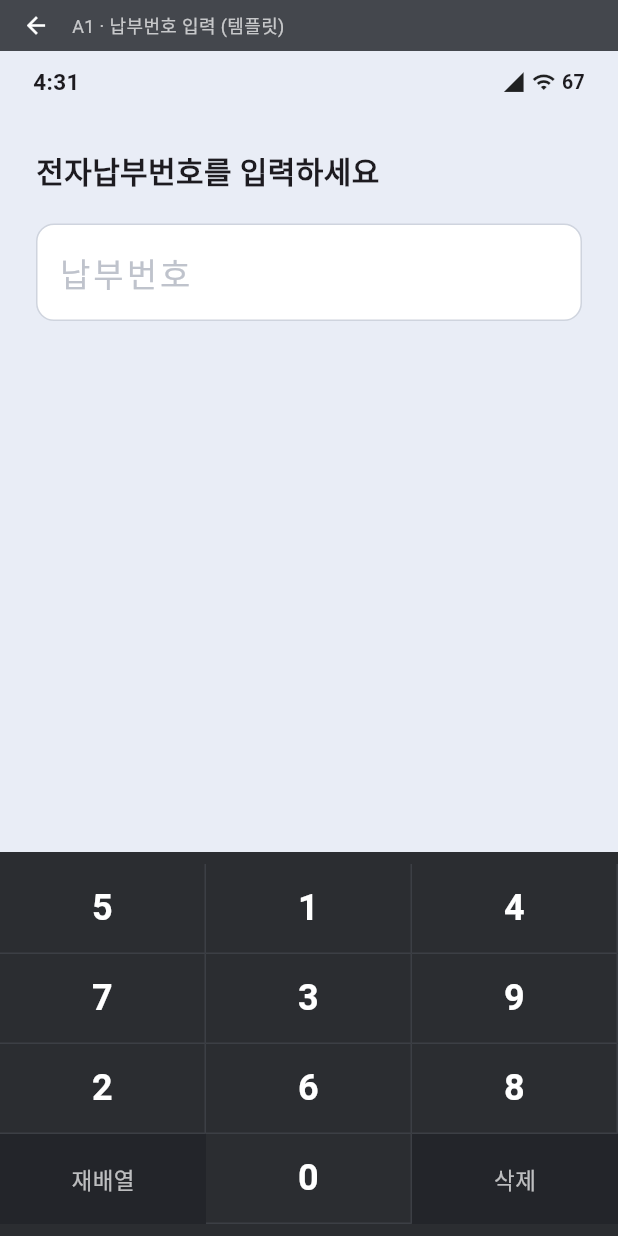
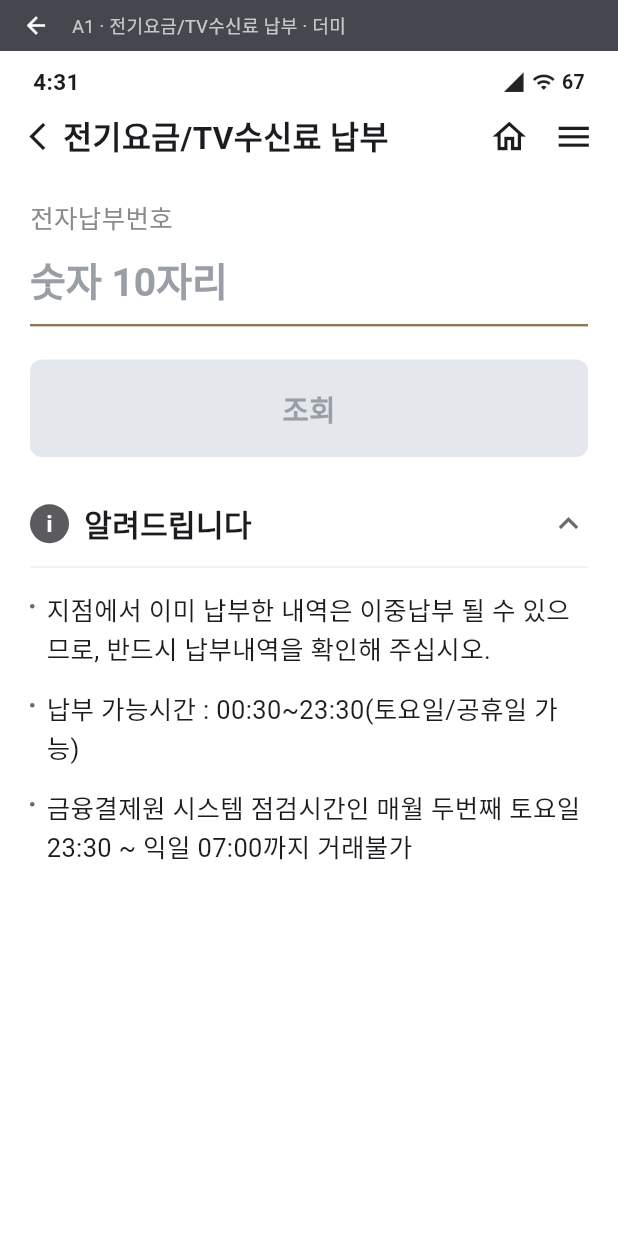
Before and after one commit to xihyeeoon/senior-ui-dummy-app, a Flutter app: the A1BillInput screen opened directly, on a phone screen of 412 x 824 dp. Run offline on Flutter 3.47's test engine with Material 3 defaults, Android fonts, the phone set to English and light mode, and no system bars.

Commit message:
과제1 공과금: 납부/조회 메인 + 전기요금 전자납부번호 입력
근거: docs/screenshots/a1/02_bill_type/ (메인 2장, 세부 1장)

- '공과금 종류 선택'은 별도 화면이 아니라 메인의 세금(9종)/생활공과금(6종) 그리드였다.
- a1_bill_input: 기존 템플릿이 추측이었고 실제와 달라 캡처 기준으로 재작성.
  앱바 제목·밑줄 입력란·[조회]·알려드립니다 안내를 캡처대로 맞춤.
- 캡처의 실명은 더미(홍길동님)로 치환.
- [조회] 이후(확인→인증→완료)는 실제 고지서가 없어 캡처하지 못했다. 추측 재현 대신 안내만 띄운다.

Co-Authored-By: Claude Opus 4.8 <noreply@anthropic.com>

```diff
--- a/lib/screens/a1_bill_input.dart
+++ b/lib/screens/a1_bill_input.dart
@@ -2,11 +2,22 @@ import 'package:flutter/material.dart';
 
 import '../theme/kb_theme.dart';
 import '../widgets/kb_common.dart';
-import '../widgets/kb_security_keypad.dart';
+import '../widgets/kb_number_keypad.dart';
 
-/// A1 · 공과금 납부번호 입력 (템플릿)
-/// 보안 키패드 컴포넌트를 실제로 사용하는 패턴 화면.
-/// 실제 KB 입력 화면 스크린샷을 받으면 라벨·레이아웃을 정밀 재현할 예정.
+/// A1 · 전기요금/TV수신료 납부 — 전자납부번호 입력
+/// 근거: docs/screenshots/a1/02_bill_type/기본_공과금-세부(1).png
+///
+/// 공과금 납부/조회 > 생활공과금 > 전기/TV 로 진입하는 화면.
+///
+/// [미확인 — 캡처 대기]
+/// 1. 입력란을 탭했을 때 뜨는 키패드를 직접 캡처하지 못했다(캡처는 키패드가 닫힌 상태만).
+///    다만 같은 성격의 숫자 입력인 이체 금액 화면(transfer/기본_이체(2).png)이
+///    **배열이 고정된 일반 키패드**를 쓰므로 [KbNumberKeypad]를 채택한다.
+///    전자납부번호는 비밀번호가 아니라 보안 키패드(숫자 섞임)를 쓸 이유가 없다.
+///    → 근거는 있으나 이 화면 자체의 캡처는 아니므로 확인 시 정정할 것.
+/// 2. [조회] 버튼의 **활성** 상태 색을 알 수 없다(캡처는 비활성만). KB 주색인 노랑으로 둔다.
+/// 3. [조회] 이후 화면(내역 확인 → 인증 → 완료)은 실제 고지서가 없어 캡처하지 못했다.
+///    추측 재현을 하지 않고, 누르면 안내만 띄운다.
 class A1BillInput extends StatefulWidget {
   const A1BillInput({super.key});
 
@@ -15,54 +26,163 @@ class A1BillInput extends StatefulWidget {
 }
 
 class _A1BillInputState extends State<A1BillInput> {
+  static const _maxLen = 10; // 캡처: "숫자 10자리"
+
   String _value = '';
+  bool _keypadOpen = false;
 
-  void _onDigit(String d) => setState(() => _value += d);
-  void _onDelete() =>
-      setState(() => _value = _value.isEmpty ? '' : _value.substring(0, _value.length - 1));
+  bool get _canQuery => _value.length == _maxLen;
+
+  void _onDigit(String d) {
+    // '00' 키가 있어 길이를 넘길 수 있으므로 입력 길이까지 함께 본다.
+    if (_value.length + d.length > _maxLen) return;
+    setState(() => _value += d);
+  }
+
+  void _onDelete() {
+    if (_value.isEmpty) return;
+    setState(() => _value = _value.substring(0, _value.length - 1));
+  }
 
   @override
   Widget build(BuildContext context) {
     return Scaffold(
-      backgroundColor: KbColors.bg,
+      backgroundColor: Colors.white,
       body: Column(
         children: [
-          const KbDevBar(label: 'A1 · 납부번호 입력 (템플릿)'),
+          const KbDevBar(label: 'A1 · 전기요금/TV수신료 납부 · 더미'),
           const KbStatusBar(),
+          const KbAppBar(title: '전기요금/TV수신료 납부'),
           Expanded(
-            child: Padding(
-              padding: const EdgeInsets.all(24),
-              child: Column(
-                crossAxisAlignment: CrossAxisAlignment.start,
-                children: [
-                  const SizedBox(height: 8),
-                  const Text('전자납부번호를 입력하세요',
-                      style: TextStyle(fontSize: 20, fontWeight: FontWeight.w800)),
-                  const SizedBox(height: 20),
-                  Container(
-                    width: double.infinity,
-                    padding: const EdgeInsets.symmetric(vertical: 16, horizontal: 14),
-                    decoration: BoxDecoration(
-                      color: Colors.white,
-                      borderRadius: BorderRadius.circular(12),
-                      border: Border.all(color: KbColors.line),
-                    ),
-                    child: Text(
-                      _value.isEmpty ? '납부번호' : _value,
-                      style: TextStyle(
-                        fontSize: 22,
-                        letterSpacing: 2,
-                        color: _value.isEmpty ? const Color(0xFFBFC3CC) : KbColors.dark,
-                      ),
-                    ),
-                  ),
-                ],
-              ),
+            child: ListView(
+              padding: const EdgeInsets.fromLTRB(20, 14, 20, 20),
+              children: [
+                _field(),
+                const SizedBox(height: 22),
+                _queryButton(),
+                const SizedBox(height: 30),
+                _notice(),
+              ],
             ),
           ),
-          KbSecurityKeypad(onDigit: _onDigit, onDelete: _onDelete),
+          if (_keypadOpen)
+            KbNumberKeypad(onDigit: _onDigit, onDelete: _onDelete),
         ],
       ),
     );
   }
+
+  // ---- 전자납부번호 입력란 (라벨 + 값 + 밑줄) ----
+  Widget _field() {
+    return GestureDetector(
+      behavior: HitTestBehavior.opaque,
+      onTap: () => setState(() => _keypadOpen = true),
+      child: Column(
+        crossAxisAlignment: CrossAxisAlignment.start,
+        children: [
+          const Text('전자납부번호',
+              style: TextStyle(fontSize: 17, color: Color(0xFF8A8A8F))),
+          const SizedBox(height: 10),
+          Text(
+            _value.isEmpty ? '숫자 10자리' : _value,
+            style: TextStyle(
+              fontSize: 26,
+              fontWeight: FontWeight.w700,
+              letterSpacing: _value.isEmpty ? 0 : 1.5,
+              color: _value.isEmpty ? const Color(0xFF9A9EA6) : KbColors.dark,
+            ),
+          ),
+          const SizedBox(height: 10),
+          Container(height: 1.6, color: const Color(0xFF8B7A55)),
+        ],
+      ),
+    );
+  }
+
+  // ---- [조회] ----
+  Widget _queryButton() {
+    return GestureDetector(
+      behavior: HitTestBehavior.opaque,
+      onTap: _canQuery
+          ? () => showOutOfScope(context, '조회 이후 화면은 아직 재현 전')
+          : null,
+      child: Container(
+        padding: const EdgeInsets.symmetric(vertical: 19),
+        alignment: Alignment.center,
+        decoration: BoxDecoration(
+          color: _canQuery ? KbColors.yellow : const Color(0xFFE4E7EB),
+          borderRadius: BorderRadius.circular(8),
+        ),
+        child: Text(
+          '조회',
+          style: TextStyle(
+            fontSize: 19,
+            fontWeight: FontWeight.w600,
+            color: _canQuery ? KbColors.dark : const Color(0xFF9A9EA6),
+          ),
+        ),
+      ),
+    );
+  }
+
+  // ---- ⓘ 알려드립니다 ----
+  Widget _notice() {
+    Widget bullet(String text) => Padding(
+          padding: const EdgeInsets.only(bottom: 14),
+          child: Row(
+            crossAxisAlignment: CrossAxisAlignment.start,
+            children: [
+              const Padding(
+                padding: EdgeInsets.only(top: 8, right: 8),
+                child: SizedBox(
+                  width: 3,
+                  height: 3,
+                  child: DecoratedBox(
+                    decoration: BoxDecoration(
+                        color: Color(0xFF6A6A6F), shape: BoxShape.circle),
+                  ),
+                ),
+              ),
+              Expanded(
+                child: Text(text,
+                    style: const TextStyle(fontSize: 17, height: 1.45)),
+              ),
+            ],
+          ),
+        );
+
+    return Column(
+      crossAxisAlignment: CrossAxisAlignment.start,
+      children: [
+        Row(
+          children: [
+            Container(
+              width: 26,
+              height: 26,
+              alignment: Alignment.center,
+              decoration: const BoxDecoration(
+                  color: Color(0xFF5A5A5F), shape: BoxShape.circle),
+              child: const Text('i',
+                  style: TextStyle(
+                      color: Colors.white,
+                      fontSize: 15,
+                      fontWeight: FontWeight.w700)),
+            ),
+            const SizedBox(width: 10),
+            const Expanded(
+              child: Text('알려드립니다',
+                  style: TextStyle(fontSize: 20, fontWeight: FontWeight.w700)),
+            ),
+            const Icon(Icons.keyboard_arrow_up, size: 26, color: Color(0xFF6A6A6F)),
+          ],
+        ),
+        const SizedBox(height: 14),
+        const Divider(height: 1, color: Color(0xFFEDEEF1)),
+        const SizedBox(height: 16),
+        bullet('지점에서 이미 납부한 내역은 이중납부 될 수 있으므로, 반드시 납부내역을 확인해 주십시오.'),
+        bullet('납부 가능시간 : 00:30~23:30(토요일/공휴일 가능)'),
+        bullet('금융결제원 시스템 점검시간인 매월 두번째 토요일 23:30 ~ 익일 07:00까지 거래불가'),
+      ],
+    );
+  }
 }
```
Also changed, not shown: lib/screens/a1_bill_main.dart (added, +376 -0 lines).
